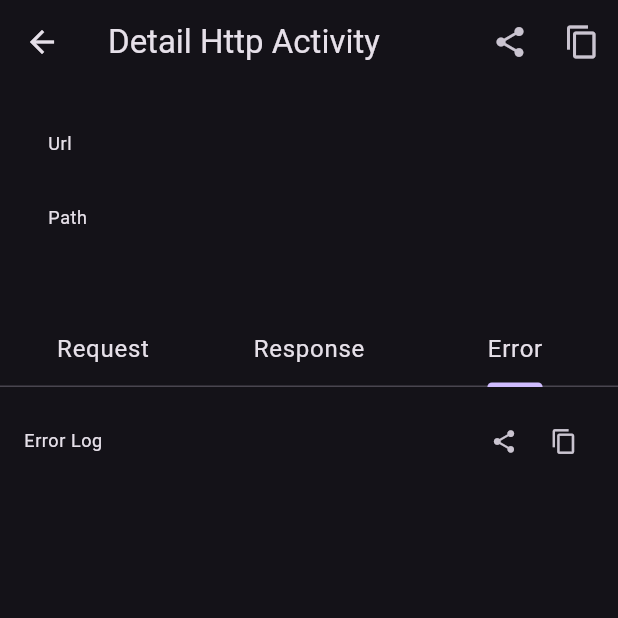
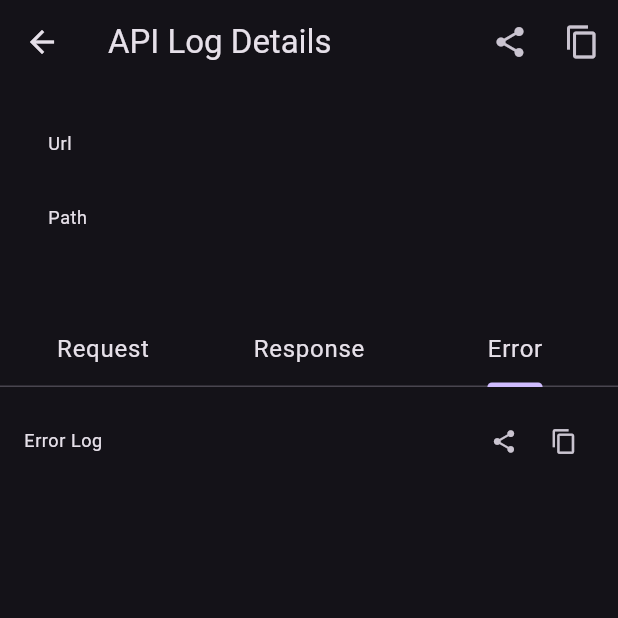
Before and after one commit to Meruya-Technology/network_inspector, a Flutter app: the ActivityDetailPage screen opened directly with empty values, tab 3 chosen, on a phone screen of 412 x 824 dp, the top half of it. Run offline on Flutter 3.47's test engine with Material 3 defaults, Android fonts, the phone set to English and light mode, and no system bars; our stand-ins replace dio, flutter_local_notifications, share_plus, sqflite; accounts and stored records are empty.

```diff
--- a/lib/common/extensions/unix_extension.dart
+++ b/lib/common/extensions/unix_extension.dart
@@ -3,8 +3,8 @@ import 'package:intl/intl.dart';
 extension UnixExtension on int? {
   String? get convertToYmdHms {
     if (this != null) {
-      var dateFormat = DateFormat('y-MM-DD hh:mm:ss');
-      var dateTime = DateTime.fromMillisecondsSinceEpoch(this!);
+      final dateFormat = DateFormat('y-MM-dd hh:mm:ss');
+      final dateTime = DateTime.fromMillisecondsSinceEpoch(this!);
       return dateFormat.format(dateTime);
     }
     return null;
--- a/lib/common/utils/dio_interceptor.dart
+++ b/lib/common/utils/dio_interceptor.dart
@@ -39,7 +39,7 @@ class DioInterceptor extends Interceptor {
     if (logIsAllowed) {
       await saveRequest(options);
     }
-    handler.next(options);
+    return super.onRequest(options, handler);
   }
 
   @override
@@ -55,7 +55,7 @@ class DioInterceptor extends Interceptor {
         response.data.toString(),
       );
     }
-    handler.next(response);
+    return super.onResponse(response, handler);
   }
 
   @override
@@ -85,7 +85,7 @@ class DioInterceptor extends Interceptor {
     if (logIsAllowed && isConsoleLogAllowed) {
       developer.log(errorResponse);
     }
-    handler.next(err);
+    return super.onError(err, handler);
   }
 
   Future<void> logRequest(RequestOptions request) async {
--- a/lib/presentation/pages/activity_detail_page.dart
+++ b/lib/presentation/pages/activity_detail_page.dart
@@ -31,7 +31,7 @@ class ActivityDetailPage extends StatelessWidget {
         final provider = context.read<ActivityDetailProvider>();
         return Scaffold(
           appBar: AppBar(
-            title: const Text('Detail Http Activity'),
+            title: const Text('API Log Details'),
             actions: [
               IconButton(
                 onPressed: () {
--- a/lib/presentation/pages/activity_page.dart
+++ b/lib/presentation/pages/activity_page.dart
@@ -39,7 +39,7 @@ class ActivityPage extends StatelessWidget {
       ),
       builder: (context, child) => Scaffold(
         appBar: AppBar(
-          title: const Text('Http Activities'),
+          title: const Text('API Logs'),
           actions: [
             IconButton(
               onPressed: () {
@@ -66,7 +66,7 @@ class ActivityPage extends StatelessWidget {
   }
 
   Widget buildBody(BuildContext context) {
-    return Container(
+    return Padding(
       padding: const EdgeInsets.all(8),
       child: Consumer<ActivityProvider>(
         builder: (context, provider, child) {
--- a/lib/presentation/pages/http_response_page.dart
+++ b/lib/presentation/pages/http_response_page.dart
@@ -72,7 +72,7 @@ class HttpResponsePage extends StatelessWidget {
               isJson: false,
             ),
             const SizedBox(height: 8),
-            ContentContainer(
+/*            ContentContainer(
               title: 'Header',
               content: response?.responseHeader,
               onCopyTap: () {
@@ -90,6 +90,7 @@ class HttpResponsePage extends StatelessWidget {
               },
             ),
             const SizedBox(height: 8),
+*/
             ContentContainer(
               title: 'Body',
               content: response?.responseBody,
--- a/lib/presentation/widgets/content_container.dart
+++ b/lib/presentation/widgets/content_container.dart
@@ -48,12 +48,12 @@ class ContentContainer extends StatelessWidget {
                     .primaryContainer
                     .withOpacity(0.25),
             borderRadius: BorderRadius.circular(8),
-            child: Container(
+            child: SizedBox(
               width: double.infinity,
-              padding: const EdgeInsets.all(16),
               child: SingleChildScrollView(
+                padding: const EdgeInsets.all(16),
                 scrollDirection: Axis.horizontal,
-                child: Text(
+                child: SelectableText(
                   processedContent,
                   style: Theme.of(context).textTheme.bodyMedium,
                 ),
```
